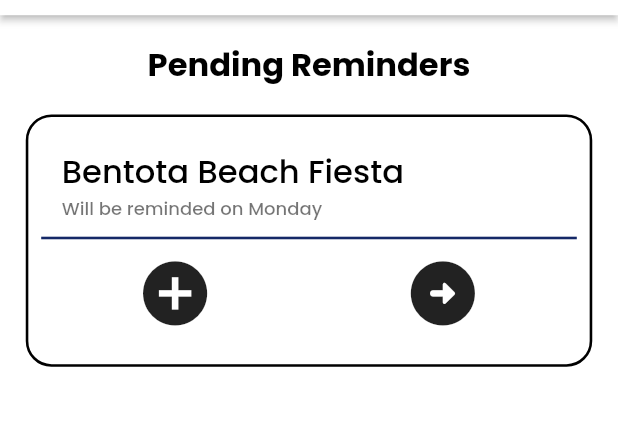
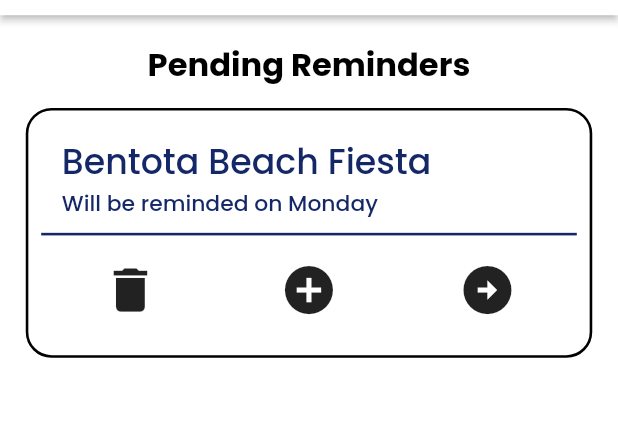
Before and after one commit to danushaMalshan/codesprin7-bugzfree, a Flutter app: the screen it shows after launch, on a phone screen of 412 x 824 dp, the part 62-488 px from its top. Run offline on Flutter 3.47's test engine with Material 2 defaults, Android fonts, the phone set to English and light mode, and no system bars; our stand-ins replace carousel_slider, curved_navigation_bar, flutter_svg, google_maps_flutter, persistent_bottom_nav_bar, responsive_framework.

Commit message:
Pending Reminders page completed

```diff
--- a/together/lib/screens/pending_reminders.dart
+++ b/together/lib/screens/pending_reminders.dart
@@ -20,8 +20,8 @@ class _PendingRemindersState extends State<PendingReminders> {
           child: ListView(
             children: <Widget>[
               Container(
-                margin: const EdgeInsets.symmetric(
-                    vertical: 20.0, horizontal: 10.0),
+                margin: const EdgeInsets.only(
+                    left: 10.0, top: 20.0, right: 10.0, bottom: 0.0),
                 child: Text(
                   'Pending Reminders',
                   textAlign: TextAlign.center,
@@ -29,9 +29,10 @@ class _PendingRemindersState extends State<PendingReminders> {
                 ),
               ),
               Container(
-                margin: const EdgeInsets.symmetric(horizontal: 20.0),
+                margin: const EdgeInsets.symmetric(
+                    horizontal: 20.0, vertical: 15.0),
                 padding: const EdgeInsets.symmetric(
-                    vertical: 20.0, horizontal: 10.0),
+                    vertical: 15.0, horizontal: 10.0),
                 width: double.infinity,
                 decoration: BoxDecoration(
                   borderRadius: BorderRadius.circular(20.0),
@@ -40,8 +41,14 @@ class _PendingRemindersState extends State<PendingReminders> {
                 child: Column(
                   children: <Widget>[
                     ListTile(
-                      title: Text('Bentota Beach Fiesta', style: forEventName(),),
-                      subtitle: Text('Will be reminded on Monday'),
+                      title: Text(
+                        'Bentota Beach Fiesta',
+                        style: forEventName(),
+                      ),
+                      subtitle: Text(
+                        'Will be reminded on Monday',
+                        style: forEventSub(),
+                      ),
                     ),
                     const Divider(
                       color: Color(0xff142867),
@@ -52,15 +59,12 @@ class _PendingRemindersState extends State<PendingReminders> {
                       child: Row(
                         mainAxisAlignment: MainAxisAlignment.spaceAround,
                         children: <Widget>[
-
-                          Icon(
-                            Icons.add_circle,
-                            size: 60.0,
-                          ),
-                          Icon(
-                            Icons.arrow_circle_right_rounded,
-                            size: 60.0,
-                          ),
+                          pendingReminderIcons(const Icon(Icons.delete),
+                              'Remove from Pending Reminders'),
+                          pendingReminderIcons(
+                              const Icon(Icons.add_circle), 'Add to Reminders Now'),
+                          pendingReminderIcons(const Icon(Icons.arrow_circle_right),
+                              'Go to Event Details'),
                         ],
                       ),
                     ),
@@ -85,8 +89,26 @@ TextStyle messagePreviewTextStyle() {
 
 TextStyle forEventName() {
   return const TextStyle(
-    fontSize: 25.0,
+    fontSize: 27.0,
     // fontWeight: FontWeight.bold,
-    color: Colors.black,
+    color: Color(0xff142867),
   );
 }
+
+TextStyle forEventSub() {
+  return const TextStyle(
+    fontSize: 17.0,
+    // fontWeight: FontWeight.bold,
+    color: Color(0xff142867),
+  );
+}
+
+Widget pendingReminderIcons(Icon remIcon, String remToolTip) {
+  return IconButton(
+    icon: remIcon,
+    onPressed: () {},
+    tooltip: remToolTip,
+    iconSize: 45.0,
+    // color: Color(0xff142867),
+  );
+}
```
